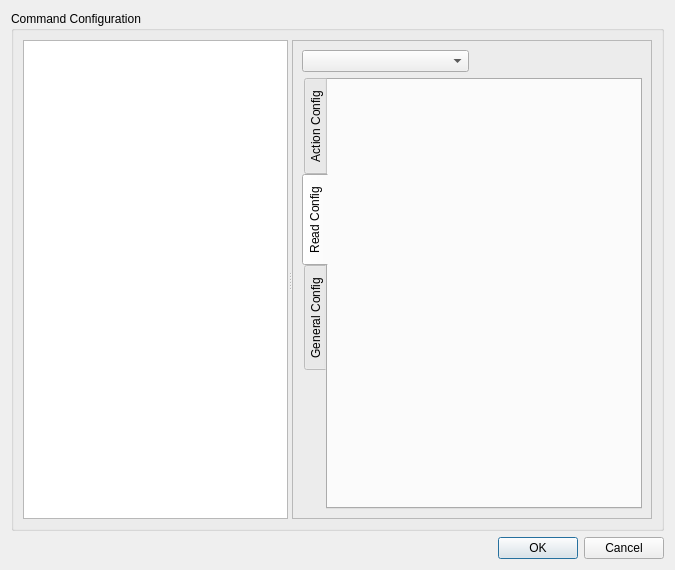
Qt form GuiXYZ_CommandConfigurationDialog.ui (fedetony/GUI_XYZ_GImage) before a commit.
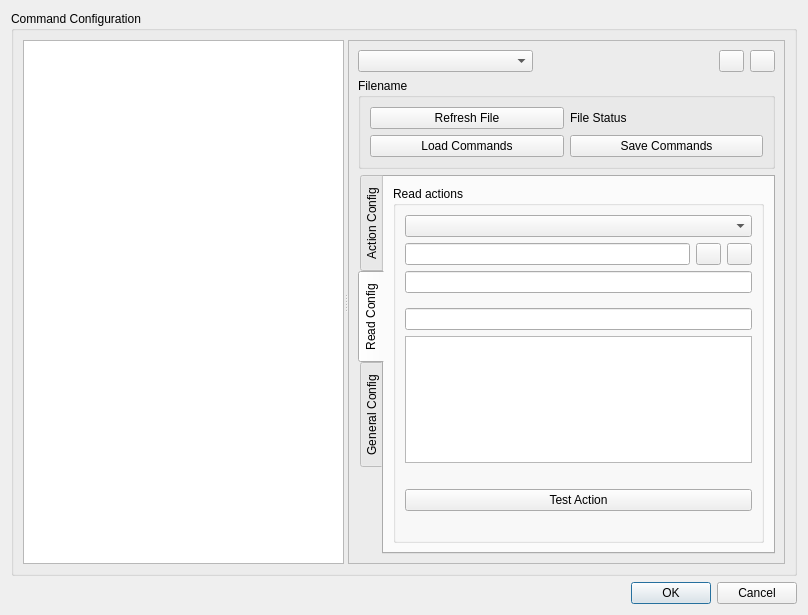
The same form after that commit. The open tabs and pages were chosen to show the change. Icons and pictures are not drawn.

Commit message: separated Dialog class to class_FileDialog Changed size of CCD Dialog, added + - button for interface Added tooltip texts

The edit to the form file:
```diff
--- a/GuiXYZ_CommandConfigurationDialog.ui
+++ b/GuiXYZ_CommandConfigurationDialog.ui
@@ -6,8 +6,8 @@
    <rect>
     <x>0</x>
     <y>0</y>
-    <width>675</width>
-    <height>570</height>
+    <width>808</width>
+    <height>615</height>
    </rect>
   </property>
   <property name="windowTitle">
@@ -46,10 +46,98 @@
               </property>
              </widget>
             </item>
+            <item>
+             <widget class="QPushButton" name="pushButton_CCD_AddInterface">
+              <property name="maximumSize">
+               <size>
+                <width>25</width>
+                <height>16777215</height>
+               </size>
+              </property>
+              <property name="text">
+               <string/>
+              </property>
+              <property name="icon">
+               <iconset>
+                <normaloff>img/Plus-icon.png</normaloff>img/Plus-icon.png</iconset>
+              </property>
+             </widget>
+            </item>
+            <item>
+             <widget class="QPushButton" name="pushButton_CCD_DelInterface">
+              <property name="maximumSize">
+               <size>
+                <width>25</width>
+                <height>16777215</height>
+               </size>
+              </property>
+              <property name="text">
+               <string/>
+              </property>
+              <property name="icon">
+               <iconset>
+                <normaloff>img/Actions-process-stop-icon.png</normaloff>img/Actions-process-stop-icon.png</iconset>
+              </property>
+             </widget>
+            </item>
            </layout>
           </item>
+          <item>
+           <widget class="QGroupBox" name="groupBox_CCD_actionFiles">
+            <property name="title">
+             <string>Filename</string>
+            </property>
+            <layout class="QGridLayout" name="gridLayout_2">
+             <item row="0" column="1">
+              <widget class="QLabel" name="label_CCD_Command_Filestatus">
+               <property name="text">
+                <string>File Status</string>
+               </property>
+              </widget>
+             </item>
+             <item row="1" column="0">
+              <widget class="QPushButton" name="pushButton_CCD_Load_Commands">
+               <property name="text">
+                <string>Load Commands</string>
+               </property>
+               <property name="icon">
+                <iconset>
+                 <normaloff>img/open-file-icon.png</normaloff>img/open-file-icon.png</iconset>
+               </property>
+              </widget>
+             </item>
+             <item row="1" column="1">
+              <widget class="QPushButton" name="pushButton_CCD_Save_Commands">
+               <property name="text">
+                <string>Save Commands</string>
+               </property>
+               <property name="icon">
+                <iconset>
+                 <normaloff>img/Save-as-icon.png</normaloff>img/Save-as-icon.png</iconset>
+               </property>
+              </widget>
+             </item>
+             <item row="0" column="0">
+              <widget class="QPushButton" name="pushButton_CCD_Refresh_Commands_File">
+               <property name="toolTip">
+                <string>Reloads information in file to the GUI if it changed manually</string>
+               </property>
+               <property name="text">
+                <string>Refresh File</string>
+               </property>
+              </widget>
+             </item>
+            </layout>
+           </widget>
+          </item>
           <item>
            <widget class="QTabWidget" name="tabWidget_CCD_configs">
+            <property name="maximumSize">
+             <size>
+              <width>500</width>
+              <height>16777215</height>
+             </size>
+            </property>
             <property name="tabPosition">
              <enum>QTabWidget::West</enum>
             </property>
@@ -61,51 +149,6 @@
               <string>Action Config</string>
              </attribute>
              <layout class="QGridLayout" name="gridLayout_3">
-              <item row="0" column="0">
-               <widget class="QGroupBox" name="groupBox_CCD_actionFiles">
-                <property name="title">
-                 <string>Filename</string>
-                </property>
-                <layout class="QGridLayout" name="gridLayout_2">
-                 <item row="0" column="1">
-                  <widget class="QLabel" name="label_CCD_Command_Filename">
-                   <property name="text">
-                    <string>Filename</string>
-                   </property>
-                  </widget>
-                 </item>
-                 <item row="1" column="0">
-                  <widget class="QPushButton" name="pushButton_CCD_Load_Commands">
-                   <property name="text">
-                    <string>Load Commands</string>
-                   </property>
-                   <property name="icon">
-                    <iconset>
-                     <normaloff>img/open-file-icon.png</normaloff>img/open-file-icon.png</iconset>
-                   </property>
-                  </widget>
-                 </item>
-                 <item row="1" column="1">
-                  <widget class="QPushButton" name="pushButton_CCD_Save_Commands">
-                   <property name="text">
-                    <string>Save Commands</string>
-                   </property>
-                   <property name="icon">
-                    <iconset>
-                     <normaloff>img/Save-as-icon.png</normaloff>img/Save-as-icon.png</iconset>
-                   </property>
-                  </widget>
-                 </item>
-                 <item row="0" column="0">
-                  <widget class="QPushButton" name="pushButton_CCD_Select_File">
-                   <property name="text">
-                    <string>Select File</string>
-                   </property>
-                  </widget>
-                 </item>
-                </layout>
-               </widget>
-              </item>
               <item row="1" column="0">
                <widget class="QGroupBox" name="groupBox_CCD_actionChanges">
                 <property name="title">
@@ -216,6 +259,170 @@
              <attribute name="title">
               <string>Read Config</string>
              </attribute>
+             <layout class="QVBoxLayout" name="verticalLayout_3">
+              <item>
+               <widget class="QGroupBox" name="groupBox_CCD_readChanges">
+                <property name="maximumSize">
+                 <size>
+                  <width>600</width>
+                  <height>16777215</height>
+                 </size>
+                </property>
+                <property name="toolTip">
+                 <string>Read Configuration from *.rccfg file.
+Interfaces must contain the same number and matching Ids of the ones defined in each .cccfg .rccfg and .iccfg
+in this file will store regex configurations for matching the read interface responses.
+Each interface has its own format to report data as positions,temperatures
+All actions in this file will be read in the read routine and the matching parameters will be returned in a dictionary.
+Regex pattern code is given inside the following r'code_to_match' else interpreted as string
+Incorrect regex code will not get data from the device interface response. check the correct regular expression in https://pythex.org/
+[#{param}] include the match group number as integer and the parameter to store it in the dictionary.
+example: &lt;r'XPos:([+-]?[0-9]*[.][0-9]+)'[1{Xpos}]&gt; will match the pattern in r'' and set Xpos parameter to the first matching value.
+Any read parameters are stored in a dictionary. You can call this parameters from loops.
+Required parameters to be found to read: ACK,STATUS or STATE_XYZ,XPOS,YPOS,ZPOS
+Unrecognized commands and errors will be printed in the log
+</string>
+                </property>
+                <property name="title">
+                 <string>Read actions</string>
+                </property>
+                <layout class="QVBoxLayout" name="verticalLayout_4">
+                 <item>
+                  <widget class="QComboBox" name="comboBox_CCD_readaction"/>
+                 </item>
+                 <item>
+                  <layout class="QHBoxLayout" name="horizontalLayout_3">
+                   <item>
+                    <widget class="QLineEdit" name="lineEdit_CCD_readaction">
+                     <property name="toolTip">
+                      <string>Read action Name Field</string>
+                     </property>
+                    </widget>
+                   </item>
+                   <item>
+                    <widget class="QPushButton" name="pushButton_CCD_readactionAdd">
+                     <property name="maximumSize">
+                      <size>
+                       <width>25</width>
+                       <height>25</height>
+                      </size>
+                     </property>
+                     <property name="toolTip">
+                      <string>Add new Read action or Replace format in action</string>
+                     </property>
+                     <property name="text">
+                      <string/>
+                     </property>
+                     <property name="icon">
+                      <iconset>
+                       <normaloff>img/add-icon.png</normaloff>img/add-icon.png</iconset>
+                     </property>
+                    </widget>
+                   </item>
+                   <item>
+                    <widget class="QPushButton" name="pushButton_CCD_readactionDel">
+                     <property name="maximumSize">
+                      <size>
+                       <width>25</width>
+                       <height>25</height>
+                      </size>
+                     </property>
+                     <property name="toolTip">
+                      <string>Delete Read action or clear format in action</string>
+                     </property>
+                     <property name="text">
+                      <string/>
+                     </property>
+                     <property name="icon">
+                      <iconset>
+                       <normaloff>img/math-minus-icon.png</normaloff>img/math-minus-icon.png</iconset>
+                     </property>
+                    </widget>
+                   </item>
+                  </layout>
+                 </item>
+                 <item>
+                  <widget class="QLineEdit" name="lineEdit_CCD_readFormat">
+                   <property name="sizePolicy">
+                    <sizepolicy hsizetype="MinimumExpanding" vsizetype="Fixed">
+                     <horstretch>0</horstretch>
+                     <verstretch>0</verstretch>
+                    </sizepolicy>
+                   </property>
+                   <property name="toolTip">
+                    <string>Format Field in regex r' ' delimited</string>
+                   </property>
+                  </widget>
+                 </item>
+                 <item>
+                  <widget class="Line" name="line">
+                   <property name="sizePolicy">
+                    <sizepolicy hsizetype="Maximum" vsizetype="Fixed">
+                     <horstretch>0</horstretch>
+                     <verstretch>0</verstretch>
+                    </sizepolicy>
+                   </property>
+                   <property name="orientation">
+                    <enum>Qt::Horizontal</enum>
+                   </property>
+                  </widget>
+                 </item>
+                 <item>
+                  <widget class="QLineEdit" name="lineEdit_CCD_testRead_text">
+                   <property name="sizePolicy">
+                    <sizepolicy hsizetype="MinimumExpanding" vsizetype="Fixed">
+                     <horstretch>0</horstretch>
+                     <verstretch>0</verstretch>
+                    </sizepolicy>
+                   </property>
+                   <property name="toolTip">
+                    <string>type here a machine response to test the read command</string>
+                   </property>
+                  </widget>
+                 </item>
+                 <item>
+                  <widget class="QTableWidget" name="tableWidget_CCD_readactionParam">
+                   <property name="toolTip">
+                    <string>Parameters of Format</string>
+                   </property>
+                  </widget>
+                 </item>
+                 <item>
+                  <widget class="QLabel" name="label_CCD_testreadResultFormat">
+                   <property name="toolTip">
+                    <string>test Text interpretation Result</string>
+                   </property>
+                   <property name="text">
+                    <string/>
+                   </property>
+                  </widget>
+                 </item>
+                 <item>
+                  <widget class="QPushButton" name="pushButton_CCD_readactionTest">
+                   <property name="toolTip">
+                    <string>Do all action tests including or replacing the test format in the read sequence.
+        Read sequence is the same as in the file order. 
+        When is a new Read action then is executed after all the others.</string>
+                   </property>
+                   <property name="text">
+                    <string>Test Action</string>
+                   </property>
+                  </widget>
+                 </item>
+                 <item>
+                  <widget class="QLabel" name="label_CCD_testreadResult">
+                   <property name="toolTip">
+                    <string>All Read process interpretation Result</string>
+                   </property>
+                   <property name="text">
+                    <string/>
+                   </property>
+                  </widget>
+                 </item>
+                </layout>
+               </widget>
+              </item>
+             </layout>
             </widget>
             <widget class="QWidget" name="tab_CCD_GeneralConfig">
              <attribute name="title">
```
Left out of the diff: 92 changed lines with no effect on the pictures. The commit also changes 8 other files.
